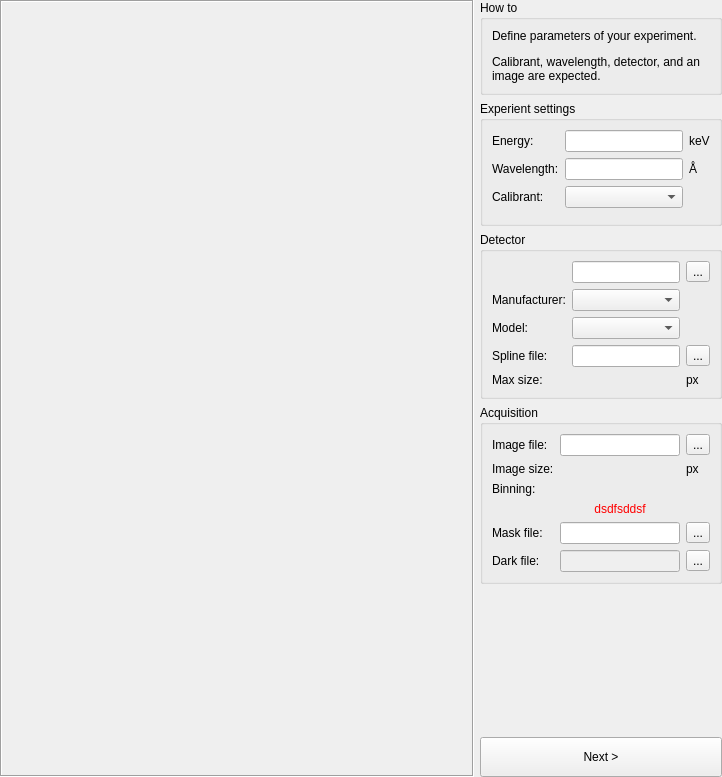
The window that pyFAI/resources/gui/calibration-experiment.ui (silx-kit/pyFAI) describes before a commit, drawn with Qt 5.
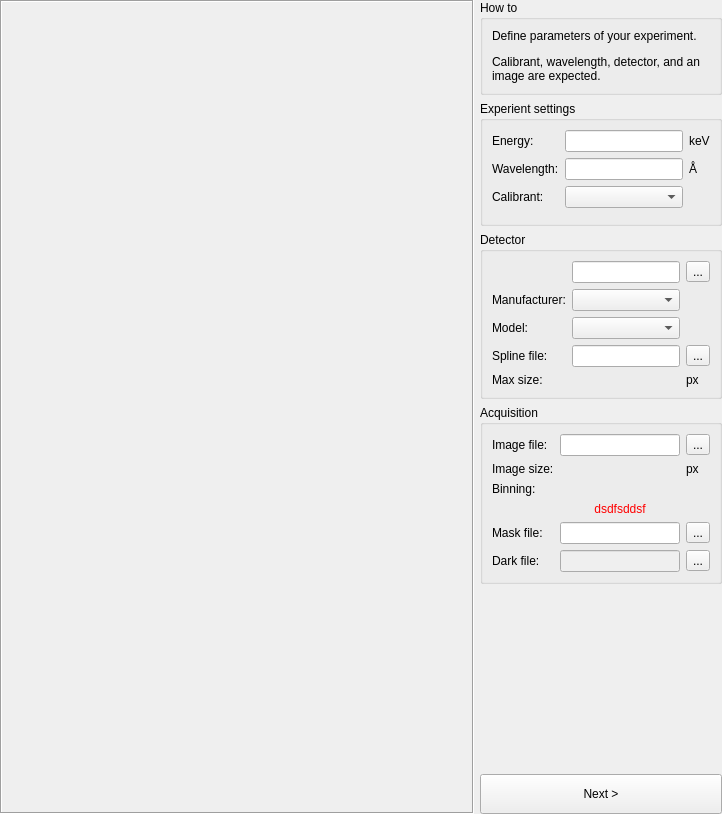
The same window after the commit. Custom widgets are drawn as their Qt base class.

Commit message: Use the popup to configure the detector

```diff
--- a/pyFAI/resources/gui/calibration-experiment.ui
+++ b/pyFAI/resources/gui/calibration-experiment.ui
@@ -7,7 +7,7 @@
     <x>0</x>
     <y>0</y>
     <width>722</width>
-    <height>777</height>
+    <height>814</height>
    </rect>
   </property>
   <property name="windowTitle">
```
The commit also changes 1 other file.
